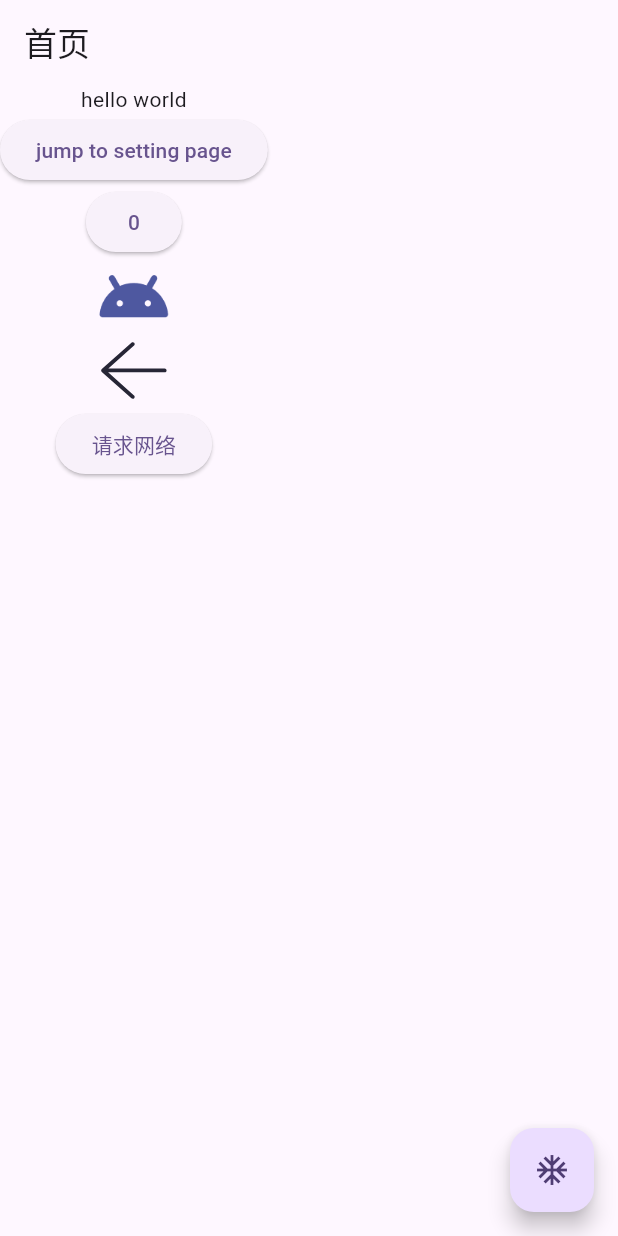
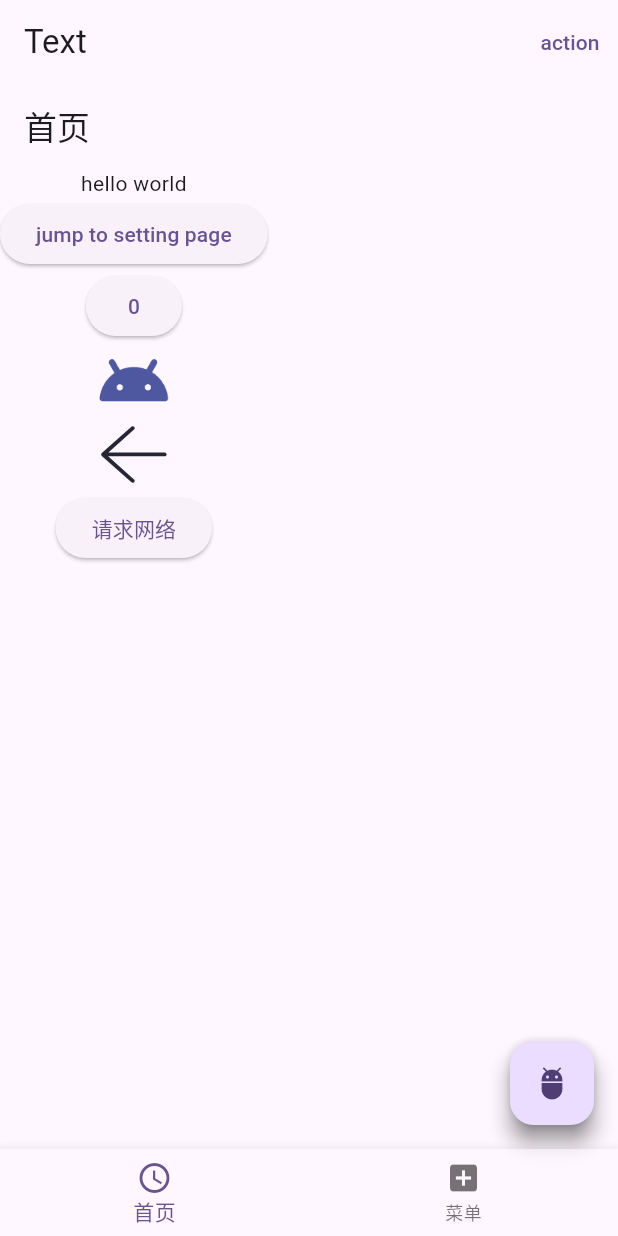
Before and after one commit to gangoogle/flutter_base_project, a Flutter app: the screen it shows after launch, on a phone screen of 412 x 824 dp. Run offline on Flutter 3.47's test engine with Material 3 defaults, Android fonts, the phone set to English and light mode, and no system bars; our stand-ins replace dio, flutter_svg, get.

```diff
--- /dev/null
+++ b/lib/data/api/keep_alive.dart
@@ -0,0 +1,35 @@
+import 'package:flutter/cupertino.dart';
+
+class KeepAliveWrapper extends StatefulWidget {
+  const KeepAliveWrapper({
+    Key? key,
+    this.keepAlive = true,
+    required this.child,
+  }) : super(key: key);
+  final bool keepAlive;
+  final Widget child;
+
+  @override
+  _KeepAliveWrapperState createState() => _KeepAliveWrapperState();
+}
+
+class _KeepAliveWrapperState extends State<KeepAliveWrapper>
+    with AutomaticKeepAliveClientMixin {
+  @override
+  Widget build(BuildContext context) {
+    super.build(context);
+    return widget.child;
+  }
+
+  @override
+  void didUpdateWidget(covariant KeepAliveWrapper oldWidget) {
+    if (oldWidget.keepAlive != widget.keepAlive) {
+      // keepAlive 状态需要更新，实现在 AutomaticKeepAliveClientMixin 中
+      updateKeepAlive();
+    }
+    super.didUpdateWidget(oldWidget);
+  }
+
+  @override
+  bool get wantKeepAlive => widget.keepAlive;
+}
--- a/lib/main.dart
+++ b/lib/main.dart
@@ -1,5 +1,7 @@
 import 'package:first_project/network/dio_api.dart';
-import 'package:first_project/ui/home_page/home_view.dart';
+import 'package:first_project/ui/home/home_view.dart';
+import 'package:first_project/ui/main_home/main_home_view.dart';
+import 'package:first_project/ui/me/me_view.dart';
 import 'package:first_project/ui/setting/setting_view.dart';
 import 'package:flutter/material.dart';
 import 'package:get/get.dart';
@@ -21,19 +23,22 @@ class MyApp extends StatelessWidget {
         colorScheme: ColorScheme.fromSeed(seedColor: Colors.deepPurple),
         useMaterial3: true,
       ),
-      home: HomePage(),
+      home: MainHomePage(),
     );
   }
 }
 
 class GetRouteConfig {
   static const String HOME = "/home";
+  static const String ME = "/me";
   static const String SETTING = "/setting";
 
   static List<GetPage> getPages() {
     return [
+      GetPage(name: "/", page: () => MainHomePage()),
       GetPage(name: HOME, page: () => HomePage()),
-      GetPage(name: SETTING, page: () => SettingPage())
+      GetPage(name: SETTING, page: () => SettingPage()),
+      GetPage(name: ME, page: () => MePage())
     ];
   }
 }
--- a/lib/network/dio_api.dart
+++ b/lib/network/dio_api.dart
@@ -15,7 +15,10 @@ class DioApi {
     dio.interceptors.add(HeaderInterceptor().create());
   }
 
-  static Map<String, dynamic> handleResult(Map<String, dynamic> json) {
+  static Map<String, dynamic> handleResult(Map<String, dynamic>? json) {
+    if (json == null) {
+      throw Exception('请求错误');
+    }
     if (json.isEmpty) {
       throw Exception('请求错误');
     }
--- a/lib/ui/home_page/home_logic.dart
+++ b/lib/ui/home/home_logic.dart
@@ -1,4 +1,4 @@
-import 'package:first_project/data/api/view_ext.dart';
+import 'package:first_project/data/api/dialog_ext.dart';
 import 'package:first_project/network/dio_api.dart';
 import 'package:flutter/cupertino.dart';
 import 'package:get/get.dart';
--- a/lib/ui/home_page/home_state.dart
+++ b/lib/ui/home/home_state.dart
@@ -1,3 +1,4 @@
+import 'package:flutter/cupertino.dart';
 import 'package:get/get.dart';
 
 class HomePageState {
--- /dev/null
+++ b/lib/ui/main_home/main_home_logic.dart
@@ -0,0 +1,12 @@
+import 'package:get/get.dart';
+
+import 'main_home_state.dart';
+
+class MainHomeLogic extends GetxController {
+  final MainHomeState state = MainHomeState();
+
+  void onNavigationTap(int index) {
+    state.selectIndex = index;
+    state.pageControl.jumpToPage(index);
+  }
+}
--- /dev/null
+++ b/lib/ui/main_home/main_home_state.dart
@@ -0,0 +1,10 @@
+import 'package:flutter/cupertino.dart';
+
+class MainHomeState {
+  int selectIndex = 0;
+  var pageControl = PageController(initialPage: 0, keepPage: true);
+
+  MainHomeState() {
+    ///Initialize variables
+  }
+}
--- /dev/null
+++ b/lib/ui/main_home/main_home_view.dart
@@ -0,0 +1,45 @@
+import 'package:first_project/ui/home/home_view.dart';
+import 'package:first_project/ui/me/me_view.dart';
+import 'package:flutter/material.dart';
+import 'package:get/get.dart';
+import '../../data/api/keep_alive.dart';
+import 'main_home_logic.dart';
+
+class MainHomePage extends StatelessWidget {
+  const MainHomePage({Key? key}) : super(key: key);
+
+  @override
+  Widget build(BuildContext context) {
+    final logic = Get.put(MainHomeLogic());
+    final state = Get.find<MainHomeLogic>().state;
+    return GetBuilder<MainHomeLogic>(builder: (logic) {
+      return Scaffold(
+        appBar: AppBar(
+          title: Text('Text'),
+          actions: [
+            TextButton(onPressed: () {}, child: Text('action')),
+          ],
+        ),
+        floatingActionButton: FloatingActionButton(
+          onPressed: () {},
+          child: const Icon(Icons.adb),
+        ),
+        body: PageView(
+          controller: state.pageControl,
+          children: [
+            KeepAliveWrapper(child: HomePage()),
+            KeepAliveWrapper(child: MePage()),
+          ],
+        ),
+        bottomNavigationBar: BottomNavigationBar(
+          items: const <BottomNavigationBarItem>[
+            BottomNavigationBarItem(icon: Icon(Icons.access_time), label: '首页'),
+            BottomNavigationBarItem(icon: Icon(Icons.add_box), label: '菜单'),
+          ],
+          currentIndex: state.selectIndex,
+          onTap: logic.onNavigationTap,
+        ),
+      );
+    });
+  }
+}
--- /dev/null
+++ b/lib/ui/me/me_state.dart
@@ -0,0 +1,5 @@
+class MeState {
+  MeState() {
+    ///Initialize variables
+  }
+}
--- a/lib/ui/setting/setting_view.dart
+++ b/lib/ui/setting/setting_view.dart
@@ -1,7 +1,7 @@
 import 'package:flutter/material.dart';
 import 'package:get/get.dart';
 
-import '../home_page/home_logic.dart';
+import '../home/home_logic.dart';
 import 'setting_logic.dart';
 
 class SettingPage extends StatelessWidget {
--- /dev/null
+++ b/lib/ui/task_list/task_list_state.dart
@@ -0,0 +1,5 @@
+class TaskListState {
+  TaskListState() {
+    ///Initialize variables
+  }
+}
```
Also changed, not shown: lib/ui/me/me_logic.dart (added, +7 -0 lines), lib/ui/me/me_view.dart (added, +16 -0 lines), lib/ui/task_list/task_list_logic.dart (added, +7 -0 lines), lib/ui/task_list/task_list_view.dart (added, +16 -0 lines), lib/data/api/dialog_ext.dart (renamed from lib/data/api/view_ext.dart), lib/ui/home/home_view.dart (renamed from lib/ui/home_page/home_view.dart).
